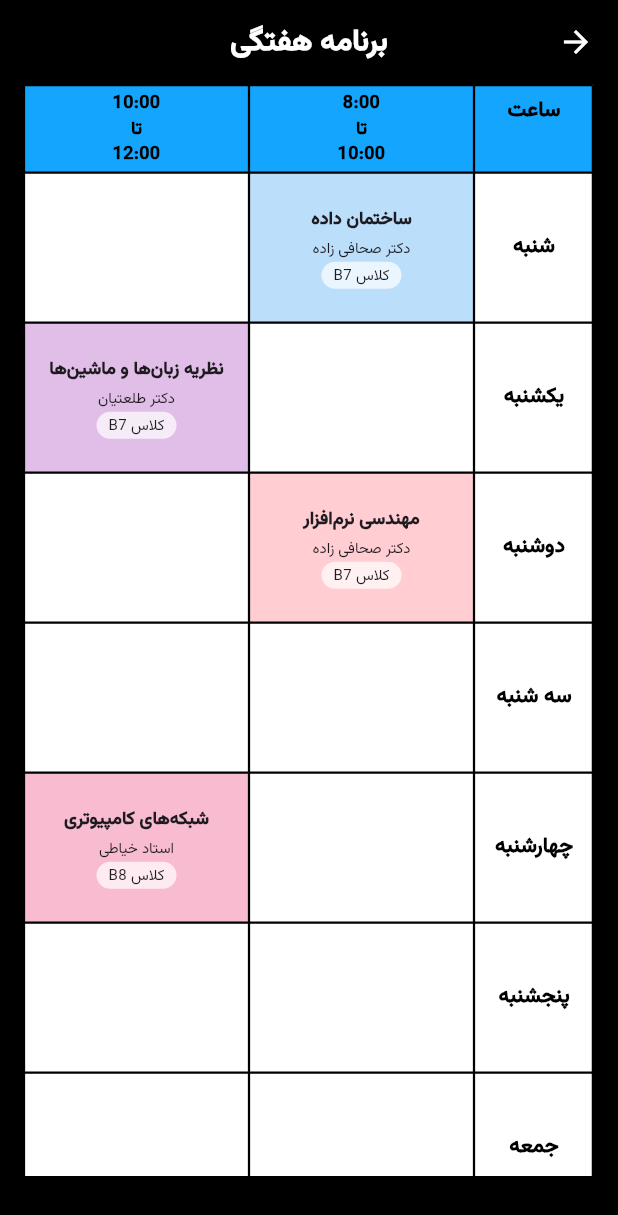
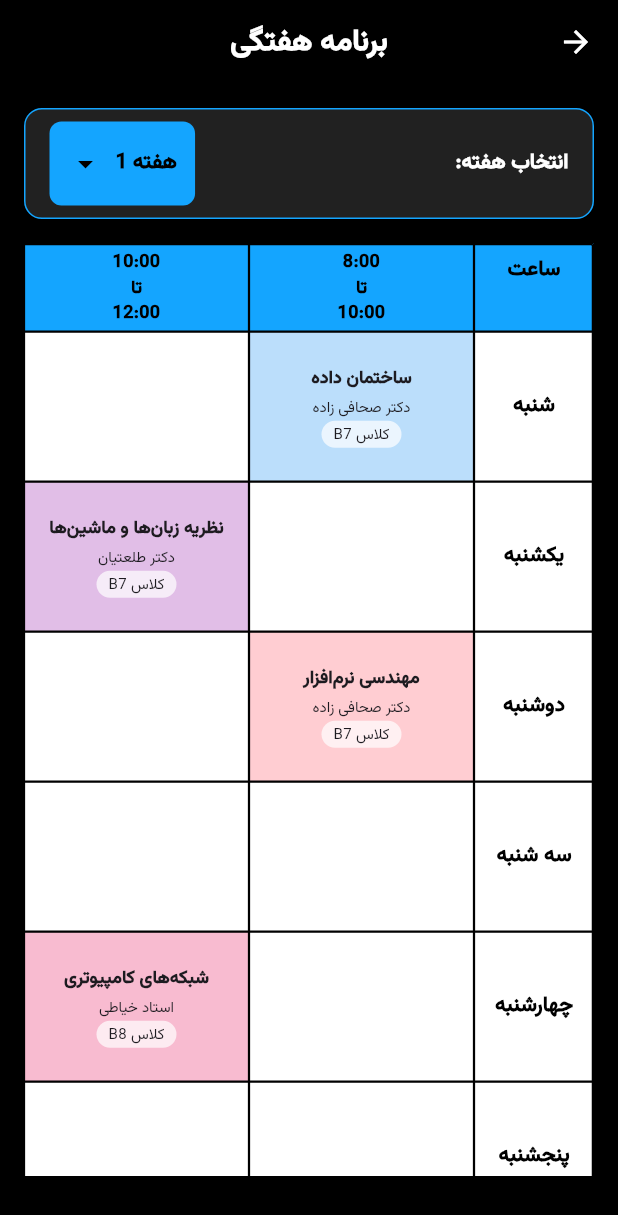
Before and after one commit to Sobhankhedry/Student-Helper-UI, a Flutter app: the WeeklySchedulePage screen opened directly, on a phone screen of 412 x 824 dp. Shown: the top 1215 px of the screen. Run offline on Flutter 3.47's test engine with Material 3 defaults, Android fonts, the phone set to English and light mode, and no system bars.

Commit message:
dropdown was added to the weekly schedule page

```diff
--- a/lib/weekly_schedule_page.dart
+++ b/lib/weekly_schedule_page.dart
@@ -17,8 +17,19 @@ class Course {
   });
 }
 
-class WeeklySchedulePage extends StatelessWidget {
+class WeeklySchedulePage extends StatefulWidget {
   const WeeklySchedulePage({super.key});
+
+  @override
+  State<WeeklySchedulePage> createState() => _WeeklySchedulePageState();
+}
+
+class _WeeklySchedulePageState extends State<WeeklySchedulePage> {
+  // Selected week (default to week 1)
+  int _selectedWeek = 1;
+
+  // Total number of weeks in a term
+  final int _totalWeeks = 16;
 
   @override
   Widget build(BuildContext context) {
@@ -48,6 +59,11 @@ class WeeklySchedulePage extends StatelessWidget {
           child: Column(
             crossAxisAlignment: CrossAxisAlignment.start,
             children: [
+              // Week selector dropdown
+              _buildWeekSelector(),
+
+              const SizedBox(height: 16),
+
               // Weekly schedule table with scrolling
               Expanded(
                 child: SingleChildScrollView(
@@ -63,6 +79,72 @@ class WeeklySchedulePage extends StatelessWidget {
             ],
           ),
         ),
+      ),
+    );
+  }
+
+  // Build the week selector dropdown
+  Widget _buildWeekSelector() {
+    return Container(
+      margin: const EdgeInsets.only(top: 16),
+      padding: const EdgeInsets.symmetric(horizontal: 16, vertical: 8),
+      decoration: BoxDecoration(
+        color: Colors.grey[900],
+        borderRadius: BorderRadius.circular(12),
+        border: Border.all(color: primaryColor, width: 1),
+      ),
+      child: Row(
+        mainAxisAlignment: MainAxisAlignment.spaceBetween,
+        children: [
+          // Week label
+          Text(
+            'انتخاب هفته:',
+            style: TextStyle(
+              color: Colors.white,
+              fontFamily: 'Vazir',
+              fontSize: 14,
+              fontWeight: FontWeight.bold,
+            ),
+          ),
+
+          // Dropdown for week selection
+          Container(
+            padding: const EdgeInsets.symmetric(horizontal: 12, vertical: 4),
+            decoration: BoxDecoration(
+              color: primaryColor,
+              borderRadius: BorderRadius.circular(8),
+            ),
+            child: DropdownButton<int>(
+              value: _selectedWeek,
+              icon: const Icon(Icons.arrow_drop_down, color: Colors.black),
+              elevation: 16,
+              style: const TextStyle(
+                color: Colors.black,
+                fontFamily: 'Vazir',
+                fontWeight: FontWeight.bold,
+              ),
+              underline: Container(height: 0),
+              dropdownColor: primaryColor,
+              onChanged: (int? newValue) {
+                setState(() {
+                  _selectedWeek = newValue!;
+                });
+              },
+              items: List.generate(_totalWeeks, (index) {
+                return DropdownMenuItem<int>(
+                  value: index + 1,
+                  child: Text(
+                    'هفته ${index + 1}',
+                    style: const TextStyle(
+                      fontFamily: 'Vazir',
+                      fontSize: 14,
+                    ),
+                  ),
+                );
+              }),
+            ),
+          ),
+        ],
       ),
     );
   }
@@ -88,8 +170,10 @@ class WeeklySchedulePage extends StatelessWidget {
       'جمعه',
     ];
 
-    // Define sample courses
-    final Map<String, Map<int, Course>> courseSchedule = {
+    // Define sample courses for different weeks
+    final Map<int, Map<String, Map<int, Course>>> weeklySchedules = {
+      // Week 1
+      1: {
         'شنبه': {
           0: Course(
             name: 'ساختمان داده',
@@ -160,7 +244,90 @@ class WeeklySchedulePage extends StatelessWidget {
             color: Colors.cyan.shade100,
           ),
         },
+      },
+
+      // Week 2
+      2: {
+        'شنبه': {
+          0: Course(
+            name: 'ساختمان داده',
+            instructor: 'دکتر صحافی زاده',
+            classroom: 'B7',
+            color: Colors.blue.shade100,
+          ),
+          3: Course(
+            name: 'هوش مصنوعی',
+            instructor: 'دکتر محمدی',
+            classroom: 'B8',
+            color: Colors.orange.shade100,
+          ),
+        },
+        'یکشنبه': {
+          1: Course(
+            name: 'نظریه زبان‌ها و ماشین‌ها',
+            instructor: 'دکتر طلعتیان',
+            classroom: 'B7',
+            color: Colors.purple.shade100,
+          ),
+          4: Course(
+            name: 'مدارهای منطقی',
+            instructor: 'دکتر ترابی',
+            classroom: 'B1',
+            color: Colors.cyan.shade100,
+          ),
+        },
+        'دوشنبه': {
+          2: Course(
+            name: 'پایگاه داده‌ها',
+            instructor: 'دکتر طلعتیان',
+            classroom: 'B6',
+            color: Colors.green.shade100,
+          ),
+          4: Course(
+            name: 'داده‌کاوی',
+            instructor: 'دکتر رستمی',
+            classroom: 'B6',
+            color: Colors.teal.shade100,
+          ),
+        },
+        'سه شنبه': {
+          0: Course(
+            name: 'مهندسی نرم‌افزار',
+            instructor: 'دکتر صحافی زاده',
+            classroom: 'B7',
+            color: Colors.red.shade100,
+          ),
+          3: Course(
+            name: 'معماری کامپیوتر',
+            instructor: 'استاد روشن',
+            classroom: 'B9',
+            color: Colors.indigo.shade100,
+          ),
+        },
+        'چهارشنبه': {
+          1: Course(
+            name: 'شبکه‌های کامپیوتری',
+            instructor: 'استاد خیاطی',
+            classroom: 'B8',
+            color: Colors.pink.shade100,
+          ),
+          2: Course(
+            name: 'سیستم‌های عامل',
+            instructor: 'استاد روشن',
+            classroom: 'B5',
+            color: Colors.amber.shade100,
+          ),
+        },
+      },
     };
+
+    // For weeks 3-16, use the same schedule as week 1 or 2 alternately
+    for (int i = 3; i <= _totalWeeks; i++) {
+      weeklySchedules[i] = weeklySchedules[i % 2 == 1 ? 1 : 2]!;
+    }
+
+    // Get the schedule for the selected week
+    final courseSchedule = weeklySchedules[_selectedWeek] ?? weeklySchedules[1]!;
 
     return Table(
       border: TableBorder.all(color: Colors.black, width: 1.5),
```
Lines whose indentation alone changed are shown as unchanged.
